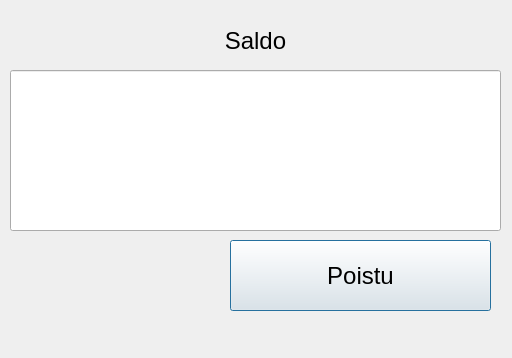
Above: bank-automat/bankAccountMain/balance.ui from AleksiPuumala/bank-automat-omakopio before the change. Below: the same form after it.
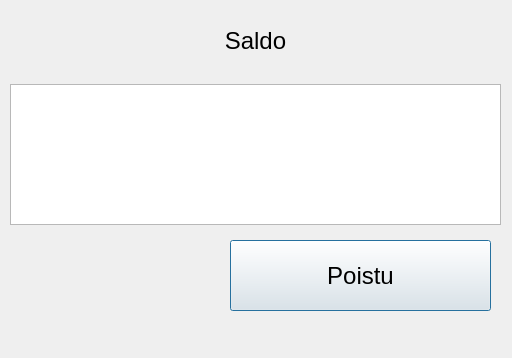
That is the form after the change.

The edit to the form file:
```diff
--- a/bank-automat/bankAccountMain/balance.ui
+++ b/bank-automat/bankAccountMain/balance.ui
@@ -52,13 +52,13 @@
     <string>Poistu</string>
    </property>
   </widget>
-  <widget class="QLineEdit" name="lineEdit">
+  <widget class="QTextEdit" name="textEdit">
    <property name="geometry">
     <rect>
      <x>10</x>
-     <y>70</y>
+     <y>84</y>
      <width>491</width>
-     <height>161</height>
+     <height>141</height>
     </rect>
    </property>
   </widget>
```
